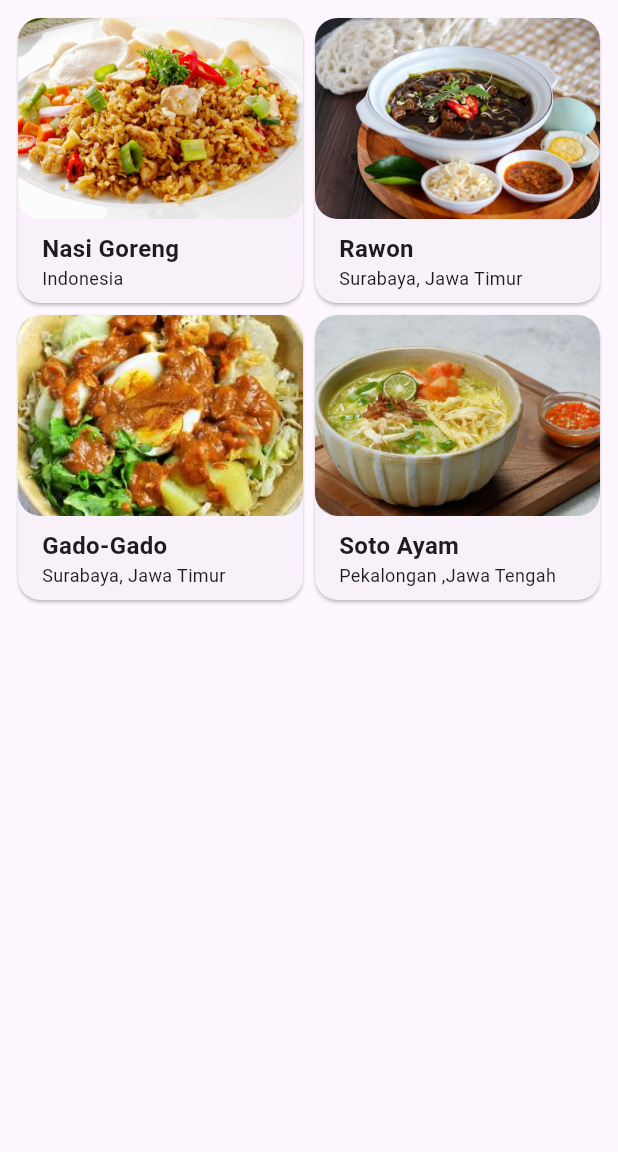
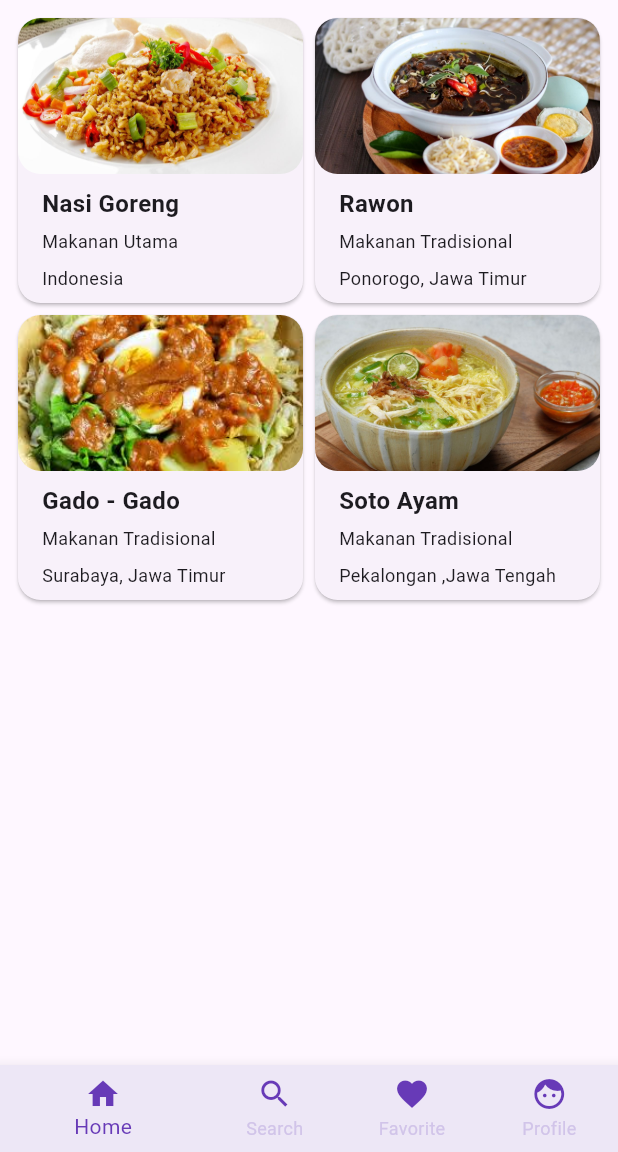
Before and after one commit to mangjaki/resep_makanan_k6, a Flutter app: the screen it shows after launch, on a phone screen of 412 x 824 dp, the part 84-1236 px from its top. Run offline on Flutter 3.47's test engine with Material 3 defaults, Android fonts, the phone set to English and light mode, and no system bars.

Commit message:
update data resep makanan dan menambahkan navigasi

```diff
--- a/resep_makanan/lib/data/makanan_data.dart
+++ b/resep_makanan/lib/data/makanan_data.dart
@@ -4,7 +4,9 @@ var makananList = [
   Makanan(
       nama: 'Nasi Goreng',
       asal: 'Indonesia',
-      deskripsi:
+      kategori: 'Makanan Utama',
+      deskripsi: 'Nasi goreng merupakan sajian nasi yang digoreng dalam sebuah wajan atau penggorengan yang menghasilkan cita rasa berbeda karena dicampur dengan bumbu-bumbu seperti garam, bawang putih, bawang merah, merica, rempah-rempah tertentu dan kecap manis',
+      bahan:
       'Bahan-bahan: '
           '1. 100 gr daging ayam, dipotong dadu '
           '2. 100 gr udang, dikupas dari kulitnya '
@@ -23,7 +25,18 @@ var makananList = [
           '14. 1 buah wortel ukuran sedang, dipotong dadu '
           '15. garam secukupnya '
           '16. minyak goreng secukupnya',
-      built: 'Abad ke-10',
+      cara:
+      'Cara Membuat :'
+          '1. Potong-potong daging ayam berbentuk dadu'
+          '2. Cuci udang lalu potong-potong'
+          '3. Panaskan minyak dalam wajan, masukkan udang dan ayam'
+          '4. Masak sebentar hingga matang. Tiriskan'
+          '5. Panaskan sedikit minyak dalam wajan'
+          '6. Masukkan telur, aduk hingga bergumpal dan matang'
+          '7. Masukkan nasi, aduk-aduk hingga terurai'
+          '8. Tambahkan udang, mie kuning dan daging ayam . Aduk rata'
+          '9. Bumbu dengan bawang merah, putih, saus tiram, saus cabai, merica dan kecap'
+          '10. Aduk-aduk hingga rata lalu angkat',
       imageAsset: 'images/nasigoreng.jpg',
       imageUrls: [
         'https://cdn.rri.co.id/berita/Cirebon/o/1719201132146-ILUSTRASI_NASGOR/8w83zosucbx67ts.jpeg',
@@ -35,8 +48,11 @@ var makananList = [
   ),
   Makanan(
       nama: 'Rawon',
-      asal: 'Surabaya, Jawa Timur',
-      deskripsi: 'Bahan-bahan :'
+      asal: 'Ponorogo, Jawa Timur',
+      kategori: 'Makanan Tradisional',
+      deskripsi: 'Rawon adalah masakan khas Indonesia yang berasal dari Ponorogo, Jawa Timur, yang berupa sup daging berkuah hitam dengan campuran bumbu khas yang menggunakan kluwek. Makanan ini telah berusia lebih dari 1.000 tahun.Rawon dari Ponorogo menyebar ke penjuru Jawa Timur dan dikenal sebagai masakan khas Jawa Timur.',
+      bahan:
+      'Bahan-bahan :'
           '1. 500 gram daging sandung lamur (brisket)'
           '2. 6 lembar daun jeruk'
           '3. 3 batang serai, geprek'
@@ -53,8 +69,15 @@ var makananList = [
           '8. 1 cm jahe'
           '9. 1 batang bawang perai dipotong-potong'
           '10. Garam secukupnya'
-          '11. Gula secukupnya',
-      built: '901 M',
+          '11. Gula secukupnya'
+          '12. Daun jeruk'
+          '13. Serai',
+      cara:
+      'Cara Membuat :'
+          '1. Rebus air sampai mendidih. Masukkan daging sapi, rebus sampai empuk'
+          '2. Masukkan bahan bumbu halus dan sedikit minyak goreng, haluskan pakai blender'
+          '3. Tumis sampai matang bumbu halus, serai, dan daun jeruk. Masukkan bumbu ke dalam air rebusan daging'
+          '4. Tambahkan air asam jawa, garam, gula, dan kaldu sapi. Koreksi rasa. Masak sampai daging empuk dan rasa sudah pas. Angkat dan sajikan bersama bahan pelengkap',
       imageAsset: 'images/rawon.jpg',
       imageUrls: [
         'https://cdn.idntimes.com/content-images/community/2022/05/fromandroid-9e9e92b57ee8fce6444c5c6e0af25e19.jpg',
@@ -65,9 +88,11 @@ var makananList = [
     isFavorite: false,
   ),
   Makanan(
-      nama: 'Gado-Gado',
+      nama: 'Gado - Gado',
       asal: 'Surabaya, Jawa Timur',
-      deskripsi: 'Bahan-Bahan :'
+      kategori: 'Makanan Tradisional',
+      deskripsi: 'GADO-GADO adalah makanan tradisional asli Indonesia, dalam bahasa sunda disebut lotek. Makanan ini sendiri mirip seperti salad karena berisi beraneka sayur-sayuran rebus. Perbedaannya dengan salad adalah pada makanan ini kombinasi sayuran dan bahan-bahan rebusan lainnya disajikan dengan disiram saus kacang.',
+      bahan: 'Bahan-Bahan :'
           '1. 1 siung bawang putih'
           '2. 3 siung bawang merah'
           '3. 125 gr kacang tanah'
@@ -78,7 +103,13 @@ var makananList = [
           '8. 1 sdm Tepung Tapioka'
           '9. Air Secukupnya'
           '10. Minyak Secukupnya',
-      built: 'abad ke-17',
+      cara:
+      'Cara Membuat :'
+          '1. Blender semua bahan bumbu kacang sampai halus'
+          '2. Rebus dengan api kecil hingga mendidih'
+          '3. Terus masak bumbu kacang hingga matang sampai meletup-letup dan kental'
+          '4. Angkat dan sisihkan'
+          '5. Penyajian: Ambil piring, tata rapi semua bahan gado-gado. Siram dengan saus kacang dan taburi dengan bawang goreng dan beri kerupuk secukupnya.',
       imageAsset: 'images/gadogado.jpg',
       imageUrls: [
         'https://www.masakapahariini.com/wp-content/uploads/2019/01/gado-gado-MAHI.jpg',
@@ -91,8 +122,10 @@ var makananList = [
   Makanan(
       nama: 'Soto Ayam',
       asal: 'Pekalongan ,Jawa Tengah',
-      deskripsi: '',
-      built: 'abad ke-19',
+      kategori: 'Makanan Tradisional',
+      deskripsi: 'Soto merupakan salah satu jenis makanan khas Indonesia yang sangat populer di kalangan masyarakat. Makanan ini terkenal dengan kuahnya yang kaya rempah dan bumbu, serta daging yang lembut dan gurih.',
+      bahan: '',
+      cara: 'abad ke-19',
       imageAsset: 'images/soto.jpg',
       imageUrls: [
         'https://asset.kompas.com/crops/aejVVPsdwoduxukD323R3zPqeQQ=/85x119:884x652/1200x800/data/photo/2023/09/01/64f19940639d3.jpg',
--- a/resep_makanan/lib/main.dart
+++ b/resep_makanan/lib/main.dart
@@ -27,7 +27,71 @@ class MyApp extends StatelessWidget {
         colorScheme: ColorScheme.fromSeed(seedColor: Colors.deepPurple),
         useMaterial3: true,
       ),
-      home: HomeScreen(),
+      //home: HomeScreen(),
+      home: MainScreen(),
     );
   }
 }
+
+class MainScreen extends StatefulWidget {
+  const MainScreen({super.key});
+
+  @override
+  State<MainScreen> createState() => _MainScreenState();
+}
+
+class _MainScreenState extends State<MainScreen> {
+  // TODO: 1. Deklarasi Variable
+  int _currentIndex = 0;
+
+  final List<Widget> _children = [
+    const HomeScreen(),
+    //const SearchScreen(),
+    //const FavoriteScreen(),
+    //const ProfileScreen(),
+  ];
+
+  @override
+  Widget build(BuildContext context) {
+    return Scaffold(
+      // TODO: 2. Buat Properti body berupa widget yang ditampilkan
+      body: _children[_currentIndex],
+      // TODO: 3. Buat Properti bottomNavigationBar dengan nilai theme
+      bottomNavigationBar: Theme(
+        // TODO: 4. Buat data dan child dari Theme
+        data: Theme.of(context).copyWith(
+          canvasColor: Colors.deepPurple[50],
+        ),
+        child: BottomNavigationBar(
+          currentIndex: _currentIndex,
+          onTap: (index){
+            setState(() {
+              _currentIndex = index;
+            });
+          },
+          items: const [
+            BottomNavigationBarItem(
+              icon: Icon(Icons.home, color: Colors.deepPurple,),
+              label: 'Home',
+            ),
+            BottomNavigationBarItem(
+              icon: Icon(Icons.search, color: Colors.deepPurple,),
+              label: 'Search',
+            ),
+            BottomNavigationBarItem(
+              icon: Icon(Icons.favorite, color: Colors.deepPurple,),
+              label: 'Favorite',
+            ),
+            BottomNavigationBarItem(
+              icon: Icon(Icons.face, color: Colors.deepPurple,),
+              label: 'Profile',
+            )
+          ],
+          selectedItemColor: Colors.deepPurple,
+          unselectedItemColor: Colors.deepPurple[100],
+          showUnselectedLabels: true,
+        ),
+      ),
+    );
+  }
+}
--- a/resep_makanan/lib/models/makanan.dart
+++ b/resep_makanan/lib/models/makanan.dart
@@ -1,8 +1,10 @@
 class Makanan {
   final String nama;
   final String asal;
+  final String kategori;
   final String deskripsi;
-  final String built;
+  final String bahan;
+  final String cara;
   final String imageAsset;
   final List<String> imageUrls;
   bool isFavorite;
@@ -10,8 +12,10 @@ class Makanan {
   Makanan({
     required this.nama,
     required this.asal,
+    required this.kategori,
     required this.deskripsi,
-    required this.built,
+    required this.bahan,
+    required this.cara,
     required this.imageAsset,
     required this.imageUrls,
     this.isFavorite = false,
--- a/resep_makanan/lib/widgets/item_card.dart
+++ b/resep_makanan/lib/widgets/item_card.dart
@@ -37,6 +37,14 @@ class ItemCard extends StatelessWidget {
               ),
             ),
           ),
+          const SizedBox(height: 5),
+          Padding(
+            padding: const EdgeInsets.only(left: 16, bottom: 8),
+            child: Text(
+              makanan.kategori,
+              style: const TextStyle(fontSize: 12),
+            ),
+          ),
           Padding(
             padding: const EdgeInsets.only(left: 16,bottom: 8),
             child: Text(
```
